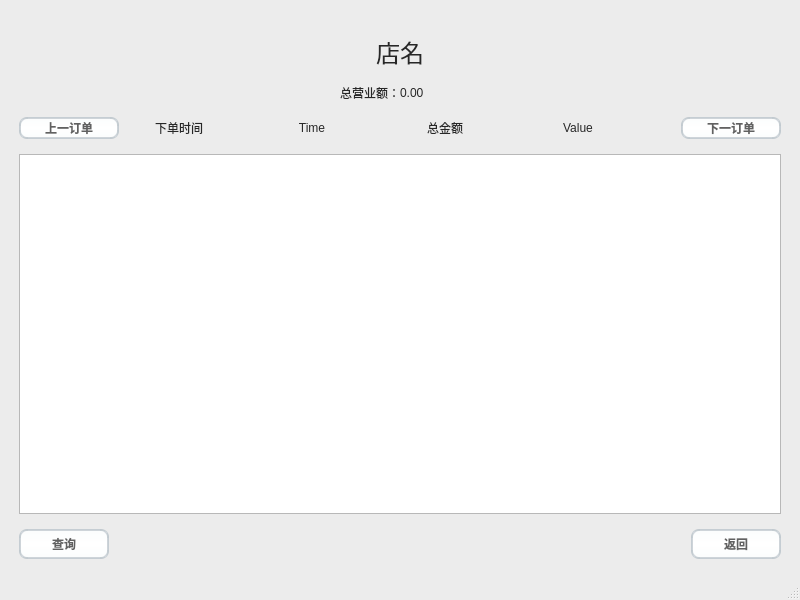
Qt form mainCode/orderinfoadmin.ui (CarlosDJY/QtBasedGroupWork) before a commit.
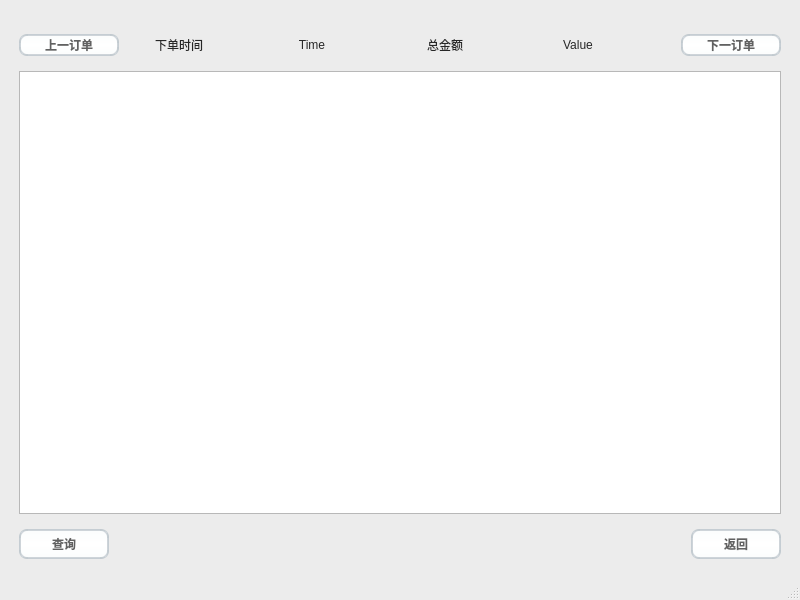
The same form after that commit. Icons and pictures are not drawn.

Patch:
```diff
--- a/mainCode/orderinfoadmin.ui
+++ b/mainCode/orderinfoadmin.ui
@@ -481,34 +481,9 @@
          <number>15</number>
         </property>
         <item row="0" column="0">
-         <widget class="QLabel" name="label_2">
-          <property name="text">
-           <string>&lt;html&gt;&lt;head/&gt;&lt;body&gt;&lt;p align=&quot;center&quot;&gt;&lt;span style=&quot; font-size:18pt;&quot;&gt;店名&lt;/span&gt;&lt;/p&gt;&lt;/body&gt;&lt;/html&gt;</string>
-          </property>
-         </widget>
+         <layout class="QHBoxLayout" name="horizontalLayout_4"/>
         </item>
         <item row="1" column="0">
-         <layout class="QHBoxLayout" name="horizontalLayout_4">
-          <item>
-           <widget class="QLabel" name="label_3">
-            <property name="layoutDirection">
-             <enum>Qt::RightToLeft</enum>
-            </property>
-            <property name="text">
-             <string>&lt;html&gt;&lt;head/&gt;&lt;body&gt;&lt;p align=&quot;right&quot;&gt;总营业额：&lt;/p&gt;&lt;/body&gt;&lt;/html&gt;</string>
-            </property>
-           </widget>
-          </item>
-          <item>
-           <widget class="QLabel" name="label_5">
-            <property name="text">
-             <string>&lt;html&gt;&lt;head/&gt;&lt;body&gt;&lt;p&gt;0.00&lt;/p&gt;&lt;/body&gt;&lt;/html&gt;</string>
-            </property>
-           </widget>
-          </item>
-         </layout>
-        </item>
-        <item row="2" column="0">
          <layout class="QHBoxLayout" name="horizontalLayout_3">
           <property name="spacing">
            <number>30</number>
```
Left out of the diff: 2 changed lines with no effect on the pictures.
